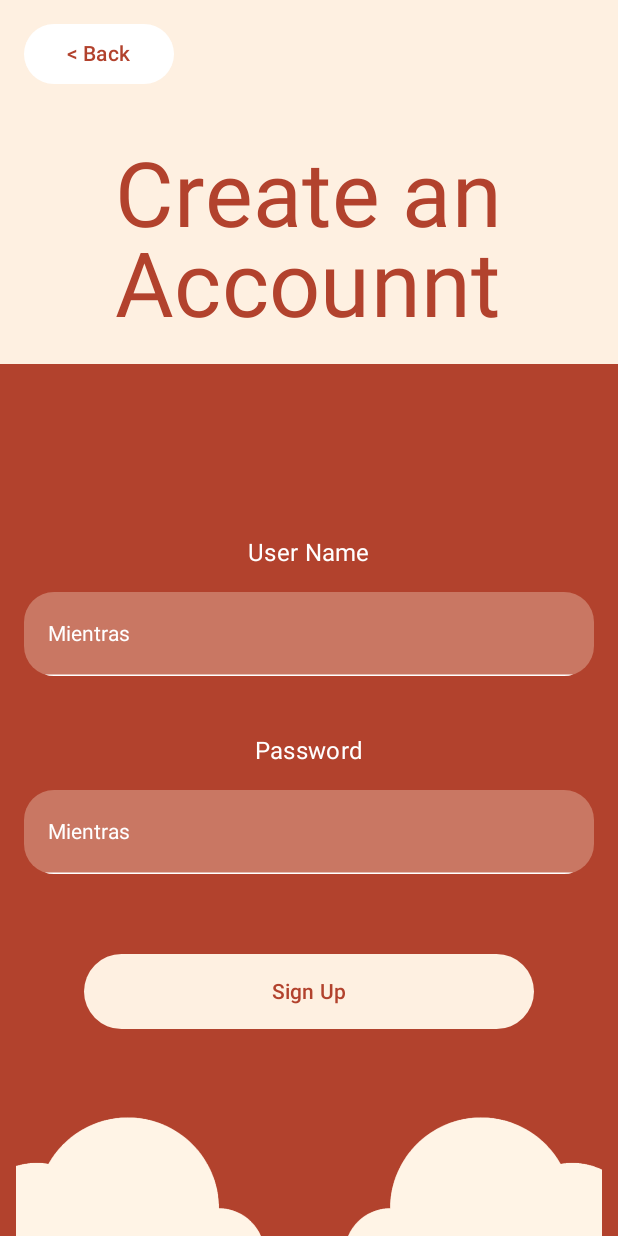
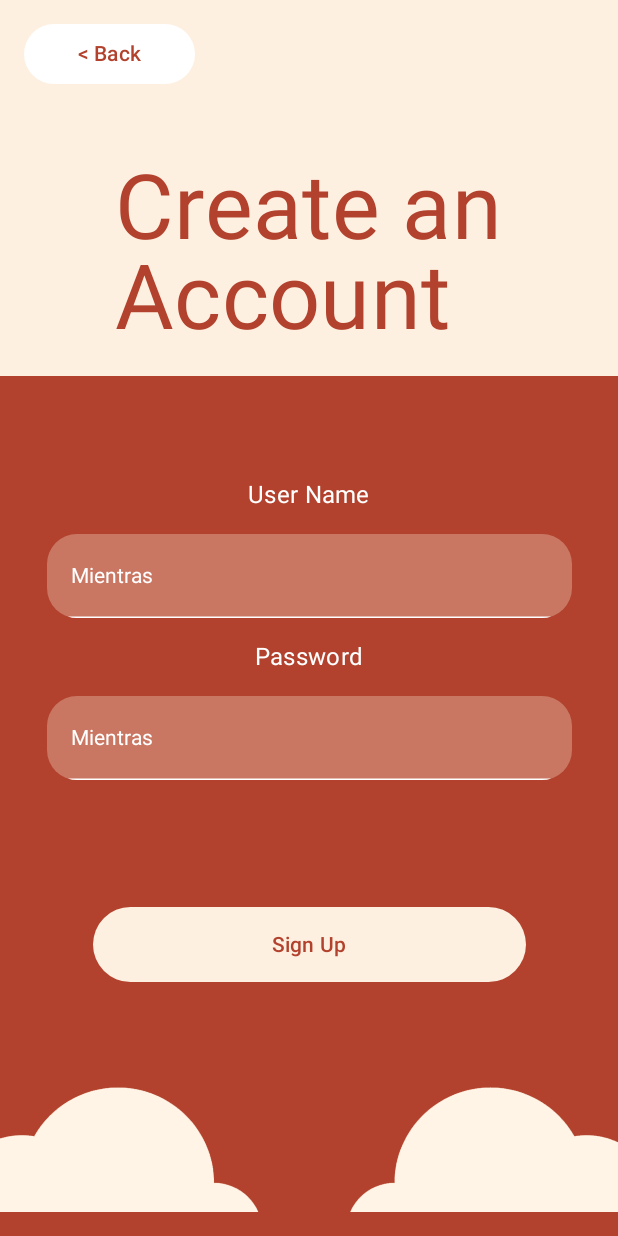
Before and after one commit to AleWWH1104/Proyecto_PPM, an Android app built with Jetpack Compose: the @Preview function SignUp, on a phone screen of 412 x 824 dp. Run offline under Robolectric (Android 15) with nearby library versions, the phone set to English and light mode, and no system bars.

Commit message:
ajustes de tamaños

```diff
--- a/app/src/main/java/com/wishify/proyecto_ppm/ui/account/view/SignUp_Screen.kt
+++ b/app/src/main/java/com/wishify/proyecto_ppm/ui/account/view/SignUp_Screen.kt
@@ -9,20 +9,15 @@ import androidx.compose.ui.Modifier
 import androidx.compose.ui.unit.dp
 import androidx.compose.foundation.Image
 import androidx.compose.foundation.background
-//import androidx.compose.foundation.layout.FlowColumnScopeInstance.align
-import androidx.compose.foundation.lazy.grid.GridCells
-import androidx.compose.foundation.lazy.grid.LazyVerticalGrid
-import androidx.compose.foundation.lazy.grid.items
 import androidx.compose.ui.Alignment
 import androidx.compose.ui.graphics.Color
 import androidx.compose.ui.res.painterResource
-import androidx.compose.ui.res.stringResource
+import androidx.compose.ui.tooling.preview.Preview
 import com.wishify.proyecto_ppm.R
-import androidx.compose.ui.tooling.preview.Preview
-import com.wishify.proyecto_ppm.ui.elements.AppBar
-import androidx.compose.foundation.text.BasicTextField
 import androidx.compose.ui.text.input.PasswordVisualTransformation
 import androidx.compose.ui.unit.sp
+import androidx.compose.foundation.layout.Column
+import androidx.compose.ui.layout.ContentScale
 
 @OptIn(ExperimentalMaterial3Api::class)
 @Preview(showBackground = true)
@@ -30,171 +25,133 @@ import androidx.compose.ui.unit.sp
 fun SignUp() {
 
     Scaffold(
-        //bottomBar = { AppBar() }
         topBar = {
             Column(
                 modifier = Modifier
-                    .fillMaxWidth()          // Ancho completo de la pantalla
+                    .fillMaxWidth()
                     .background(Color(0xFFfef0e1))
-                    .padding(16.dp),         // Espaciado alrededor del contenido
+                    .padding(16.dp),
                 horizontalAlignment = Alignment.Start
             ) {
                 // Botón "Back"
                 Button(
                     onClick = { /* Acción aquí */ },
                     modifier = Modifier
-                        .width(100.dp)         // Ancho fijo
-                        .height(40.dp),        // Altura fija
+                        .fillMaxWidth(0.3f)  // Usa un ancho relativo para que sea más flexible
+                        .height(40.dp),
                     colors = ButtonDefaults.buttonColors(
-                        containerColor = Color.White,  // Color de fondo del botón
-                        contentColor = Color(0xFFb2422d)  // Color del texto del botón
+                        containerColor = Color.White,
+                        contentColor = Color(0xFFb2422d)
                     )
                 ) {
                     Text("< Back")
                 }
-
             }
-
         }
-
     ) { paddingValues ->
 
-        // Contenido de la pantalla, centrado verticalmente
         Column(
             modifier = Modifier
                 .fillMaxSize()
                 .background(Color(0xFFb2422d))
                 .padding(paddingValues),
             horizontalAlignment = Alignment.CenterHorizontally,
-            verticalArrangement = Arrangement.SpaceBetween // Acomoda los elementos con espacio entre ellos
+            verticalArrangement = Arrangement.SpaceBetween
         ) {
+            // Título superior
             Column(
                 modifier = Modifier
-                    .background(Color(0xFFfef0e1))
-                    .fillMaxWidth(),
-
+                    .fillMaxWidth()
+                    .background(Color(0xFFfef0e1)),
                 horizontalAlignment = Alignment.CenterHorizontally
-            ){
+            ) {
                 Spacer(modifier = Modifier.height(16.dp))
                 Text(
-                    text = "Create an\n" + "\n" + "\n" +
-                            "Accounnt",
-                    style = MaterialTheme.typography.bodyMedium.copy(
-                        fontSize = 60.sp
-                    ),
+                    text = "Create an\n\n\nAccount",
+                    style = MaterialTheme.typography.bodyMedium.copy(fontSize = 60.sp),
                     color = Color(0xFFb2422d),
-                    modifier = Modifier
-                        .padding(bottom = 16.dp)
-                        .padding(top = 8.dp),
+                    modifier = Modifier.padding(vertical = 16.dp)
                 )
             }
-            Spacer(modifier = Modifier.height(16.dp)) // Espaciado superior después del botón de regresar
 
-            // Campos de texto para Username y Password
+            // Campos de texto
             Column(
                 modifier = Modifier.fillMaxWidth(),
                 horizontalAlignment = Alignment.CenterHorizontally
             ) {
-                // Campo de Username
-                //var text by remember { mutableStateOf("") }
-                var text = "Mientras"
-
-                Spacer(modifier = Modifier.height(16.dp))
                 Text(
                     text = "User Name",
-                    style = MaterialTheme.typography.bodyMedium.copy(
-                        fontSize = 16.sp
-                    ),
-                    color = Color.White,
-                    modifier = Modifier
-                        .padding(top = 8.dp),
-
+                    style = MaterialTheme.typography.bodyMedium.copy(fontSize = 16.sp),
+                    color = Color.White
                 )
 
                 TextField(
-                    value = text,
-                    onValueChange = { text = it },
-                    //label = { Text("User Name") },
+                    value = "Mientras",
+                    onValueChange = { /* Acción aquí */ },
                     colors = TextFieldDefaults.textFieldColors(
-                        containerColor = Color(0xFFC97763),         // Color de fondo
-                        focusedTextColor = Color.White,           // Color del texto cuando tiene foco
-                        unfocusedTextColor = Color.White,         // Color del texto cuando no tiene foco
-                        focusedIndicatorColor = Color.White,       // Color del borde cuando tiene foco
-                        unfocusedIndicatorColor = Color.White      // Color del borde cuando no tiene foco
+                        containerColor = Color(0xFFC97763),
+                        focusedTextColor = Color.White,
+                        unfocusedTextColor = Color.White,
+                        focusedIndicatorColor = Color.White,
+                        unfocusedIndicatorColor = Color.White
                     ),
                     shape = RoundedCornerShape(20.dp),
                     modifier = Modifier
-                        .fillMaxWidth()
-                        .padding(16.dp)
+                        .fillMaxWidth(0.85f) // Usa un ancho relativo
+                        .padding(vertical = 16.dp)
                 )
 
-
-                Spacer(modifier = Modifier.height(16.dp))
                 Text(
                     text = "Password",
-                    style = MaterialTheme.typography.bodyMedium.copy(
-                        fontSize = 16.sp
-                    ),
-                    color = Color.White,
-                    modifier = Modifier
-                        .padding(top = 8.dp),
-
-                    )
-
-                // Campo de Password
-                var password_mintras = "Mientras"
+                    style = MaterialTheme.typography.bodyMedium.copy(fontSize = 16.sp),
+                    color = Color.White
+                )
 
                 TextField(
-                    value = password_mintras,
-                    onValueChange = { text = it },
-                    //label = { Text("Password") },
+                    value = "Mientras",
+                    onValueChange = { /* Acción aquí */ },
                     colors = TextFieldDefaults.textFieldColors(
-                        containerColor = Color(0xFFC97763),         // Color de fondo
-                        focusedTextColor = Color.White,           // Color del texto cuando tiene foco
-                        unfocusedTextColor = Color.White,         // Color del texto cuando no tiene foco
-                        focusedIndicatorColor = Color.White,       // Color del borde cuando tiene foco
-                        unfocusedIndicatorColor = Color.White      // Color del borde cuando no tiene foco
+                        containerColor = Color(0xFFC97763),
+                        focusedTextColor = Color.White,
+                        unfocusedTextColor = Color.White,
+                        focusedIndicatorColor = Color.White,
+                        unfocusedIndicatorColor = Color.White
                     ),
                     shape = RoundedCornerShape(20.dp),
                     modifier = Modifier
-                        .fillMaxWidth()
-                        .padding(16.dp)
+                        .fillMaxWidth(0.85f)
+                        .padding(vertical = 16.dp)
                 )
             }
 
-            // Botón de Sign Up
+            // Botón "Sign Up"
             Button(
                 onClick = { /* Acción aquí */ },
                 modifier = Modifier
-                    .align(Alignment.CenterHorizontally)
-                    .padding(vertical = 0.dp)
-                    .width(300.dp)        // Ancho fijo
-                    .height(50.dp),        // Altura fija
+                    .fillMaxWidth(0.7f)  // Usa un porcentaje del ancho de la pantalla
+                    .height(50.dp),
                 colors = ButtonDefaults.buttonColors(
-                    containerColor = Color(0xFFfef0e1),  // Color de fondo del botón
-                    contentColor = Color(0xFFb2422d)           // Color del texto o contenido del botón
+                    containerColor = Color(0xFFfef0e1),
+                    contentColor = Color(0xFFb2422d)
                 )
             ) {
                 Text("Sign Up")
             }
 
-            //parte de abajo digase nubes
+            // Imagen inferior con ajuste adecuado
             Column(
                 modifier = Modifier
                     .fillMaxWidth()
                     .height(100.dp)
-                    .background(Color(0xFFb2422d))
-            ){
-                Spacer(modifier = Modifier.height(20.dp))
+                    .background(Color(0xFFb2422d)),
+                horizontalAlignment = Alignment.CenterHorizontally
+            ) {
                 Image(
                     painter = painterResource(id = R.drawable.nubes_invert),
                     contentDescription = "nubes",
-                    modifier = Modifier
-                        .fillMaxWidth()
-                        .align(Alignment.End)
-                        .padding(vertical = 0.dp)
+                    contentScale = ContentScale.FillWidth,  // Ajusta la imagen al ancho
+                    modifier = Modifier.fillMaxWidth()
                 )
-
             }
         }
     }
```
Also changed, not shown: app/src/main/java/com/wishify/proyecto_ppm/MainActivity.kt (+15 -2 lines), app/src/main/java/com/wishify/proyecto_ppm/ui/account/view/LogIn_Screen.kt (+37 -48 lines), app/src/main/java/com/wishify/proyecto_ppm/ui/account/view/SignIn_Screen.kt (+57 -93 lines).
